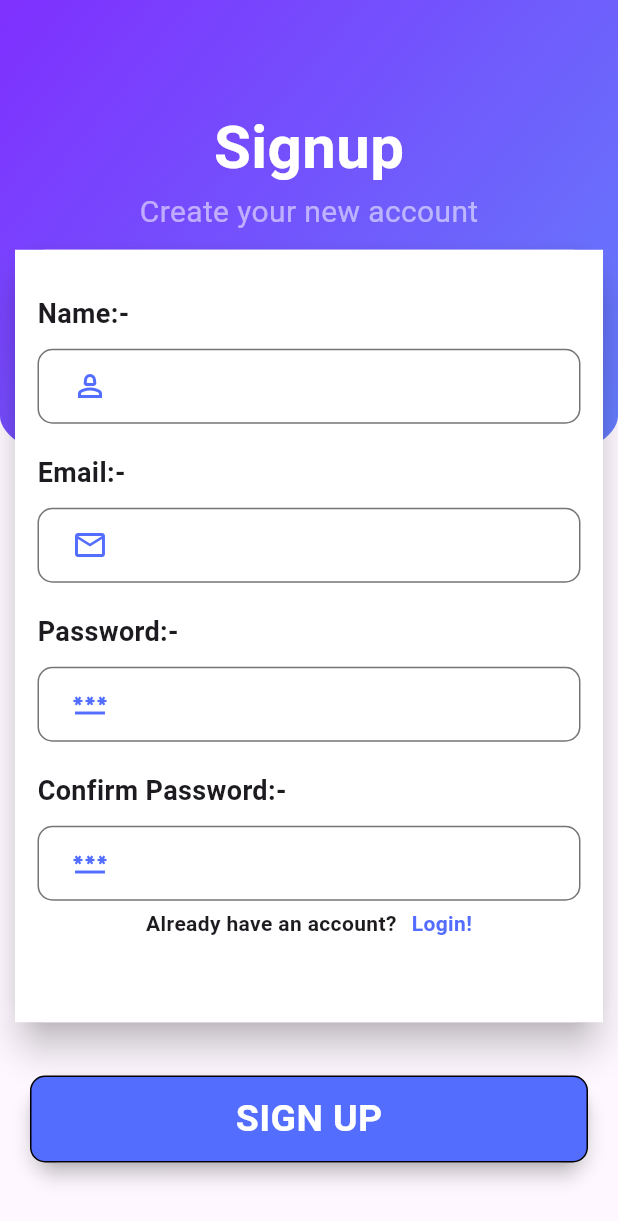
After one commit to Alok-Mishra89/baate, a Flutter app: the Signup_page screen opened directly, on a phone screen of 412 x 824 dp. The commit adds this screen. Shown: the top 1221 px of the screen. Run offline on Flutter 3.47's test engine with Material 3 defaults, Android fonts, the phone set to English and light mode, and no system bars.

Commit message:
Signup Page created

```diff
--- a/lib/main.dart
+++ b/lib/main.dart
@@ -1,5 +1,6 @@
+import 'package:baatein/pages/signup_page.dart';
 import 'package:flutter/material.dart';
-import 'login_page.dart';
+import 'pages/login_page.dart';
 
 void main() {
   runApp(const Baate());
--- a/lib/login_page.dart
+++ b/lib/pages/login_page.dart
@@ -51,13 +51,13 @@ class _Login_PageState extends State<Login_Page> {
                   margin:
                   const EdgeInsets.symmetric(vertical: 10, horizontal: 10),
                   child: Material(
-                    elevation: 10,
-                    borderRadius: BorderRadius.circular(50),
+                    elevation:10,
+                    borderRadius: BorderRadius.circular(25),
                     child: Container(
                       padding: const EdgeInsets.symmetric(
                           vertical: 30, horizontal: 10),
-                      height: MediaQuery.of(context).size.height / 2,
-                      width: MediaQuery.of(context).size.width,
+                      height: MediaQuery.of(context).size.height / 2.1,
+                      width: MediaQuery.of(context).size.width / 1.1,
                       decoration: const BoxDecoration(
                         color: Colors.white,
                       ),
@@ -136,6 +136,7 @@ class _Login_PageState extends State<Login_Page> {
                     ),
                   ),
                 ),
+                const SizedBox(height: 10),
                 const Row(
                   mainAxisAlignment: MainAxisAlignment.center,
                   children: [
--- /dev/null
+++ b/lib/pages/signup_page.dart
@@ -0,0 +1,191 @@
+import 'package:flutter/material.dart';
+
+class Signup_page extends StatefulWidget {
+  const Signup_page({super.key});
+
+  @override
+  State<Signup_page> createState() => _Signup_pageState();
+}
+
+class _Signup_pageState extends State<Signup_page> {
+  @override
+  Widget build(BuildContext context) {
+    return Scaffold(
+      body: Stack(
+        children: [
+          Container(
+            height: MediaQuery.of(context).size.height / 2.5,
+            width: MediaQuery.of(context).size.width,
+            decoration: BoxDecoration(
+                gradient: const LinearGradient(
+                    colors: [Color(0xFF7f30fe), Color(0xFF6380fb)],
+                    begin: Alignment.topLeft,
+                    end: Alignment.bottomRight),
+                borderRadius: BorderRadius.vertical(
+                    bottom: Radius.elliptical(
+                        MediaQuery.of(context).size.width, 105.0))),
+          ),
+          Padding(
+            padding: const EdgeInsets.only(top: 70),
+            child: Column(
+              children: [
+                const Center(
+                  child: Text(
+                    'Signup',
+                    style: TextStyle(
+                        color: Colors.white,
+                        fontSize: 40,
+                        fontWeight: FontWeight.bold),
+                  ),
+                ),
+                const Center(
+                  child: Text(
+                    'Create your new account',
+                    style: TextStyle(
+                        color: Colors.white54,
+                        fontSize: 20,
+                        fontWeight: FontWeight.normal),
+                  ),
+                ),
+                const SizedBox(height: 10),
+                Container(
+                  margin:
+                  const EdgeInsets.symmetric(vertical: 0.5,horizontal: 10),
+                  child: Material(
+                    elevation: 10,
+                    borderRadius: BorderRadius.circular(20),
+                    child: Container(
+                      padding: const EdgeInsets.symmetric(
+                          vertical: 30, horizontal: 15),
+                      height: MediaQuery.of(context).size.height / 1.6,
+                      width: MediaQuery.of(context).size.width,
+                      decoration: const BoxDecoration(
+                        color: Colors.white,
+                      ),
+                      child: Column(
+                        crossAxisAlignment: CrossAxisAlignment.start,
+                        children: [
+                          const Text('Name:-',
+                              style: TextStyle(
+                                  fontSize: 18, fontWeight: FontWeight.bold)),
+                          Container(
+                              padding: const EdgeInsets.only(left: 10),
+                              margin: const EdgeInsets.only(top: 10),
+                              decoration: BoxDecoration(
+                                  border: Border.all(color: Colors.black54),
+                                  borderRadius: BorderRadius.circular(10)),
+                              child: const TextField(
+                                decoration: InputDecoration(
+                                    border: InputBorder.none,
+                                    prefixIcon: Icon(
+                                      Icons.person_2_outlined,
+                                      color: Colors.indigoAccent,
+                                    )),
+                              )),
+                          const SizedBox(height: 20),
+                          const Text('Email:-',
+                              style: TextStyle(
+                                  fontSize: 18, fontWeight: FontWeight.bold)),
+                          Container(
+                              padding: const EdgeInsets.only(left: 10),
+                              margin: const EdgeInsets.only(top: 10),
+                              decoration: BoxDecoration(
+                                  border: Border.all(color: Colors.black54),
+                                  borderRadius: BorderRadius.circular(10)),
+                              child: const TextField(
+                                decoration: InputDecoration(
+                                    border: InputBorder.none,
+                                    prefixIcon: Icon(
+                                      Icons.mail_outline,
+                                      color: Colors.indigoAccent,
+                                    )),
+                              )),
+                          const SizedBox(height: 20),
+                          const Text('Password:-',
+                              style: TextStyle(
+                                  fontSize: 18, fontWeight: FontWeight.bold)),
+                          Container(
+                              padding: const EdgeInsets.only(left: 10),
+                              margin: const EdgeInsets.only(top: 10),
+                              decoration: BoxDecoration(
+                                  border: Border.all(color: Colors.black54),
+                                  borderRadius: BorderRadius.circular(10)),
+                              child: const TextField(
+                                  obscureText: true,
+                                  decoration: InputDecoration(
+                                    border: InputBorder.none,
+                                    prefixIcon: Icon(Icons.password_outlined,
+                                        color: Colors.indigoAccent),
+                                  ))),
+                          const SizedBox(height: 20),
+                          const Text('Confirm Password:-',
+                              style: TextStyle(
+                                  fontSize: 18, fontWeight: FontWeight.bold)),
+                          Container(
+                              padding: const EdgeInsets.only(left: 10),
+                              margin: const EdgeInsets.only(top: 10),
+                              decoration: BoxDecoration(
+                                  border: Border.all(color: Colors.black54),
+                                  borderRadius: BorderRadius.circular(10)),
+                              child: const TextField(
+                                  obscureText: true,
+                                  decoration: InputDecoration(
+                                    border: InputBorder.none,
+                                    prefixIcon: Icon(Icons.password_outlined,
+                                        color: Colors.indigoAccent),
+                                  ))),
+                          const SizedBox(height: 5,),
+                          const Row(
+                            mainAxisAlignment: MainAxisAlignment.center,
+                            children: [
+                              Text(
+                                "Already have an account?",
+                                style: TextStyle(fontWeight: FontWeight.bold),
+                              ),
+                              SizedBox(width: 10),
+                              Text(
+                                "Login!",
+                                style: TextStyle(color: Colors.indigoAccent,fontWeight: FontWeight.bold, ),
+                              )
+                            ],
+                          )
+                        ],
+                      ),
+                    ),
+                  ),
+                ),
+                const SizedBox(height: 20),
+                Container(
+                  margin: const EdgeInsets.symmetric(vertical: 15,horizontal: 20),
+                  child: Material(
+                    elevation: 5,
+                    borderRadius: BorderRadius.circular(20),
+                    child: Container(
+                      decoration: BoxDecoration(
+                          border: Border.all(),
+                          color: Colors.indigoAccent,
+                          borderRadius: BorderRadius.circular(10)
+                          ),
+                      child: const Padding(
+                        padding: EdgeInsets.all(10),
+                        child: Center(
+                          child: Text(
+                            'SIGN UP',
+                            style: TextStyle(
+                                color: Colors.white,
+                                fontSize: 25,
+                                fontWeight: FontWeight.bold),
+                          ),
+                        ),
+                      ),
+                    ),
+                  ),
+                )
+              ],
+            ),
+          )
+        ],
+      ),
+    );
+  }
+}
```
